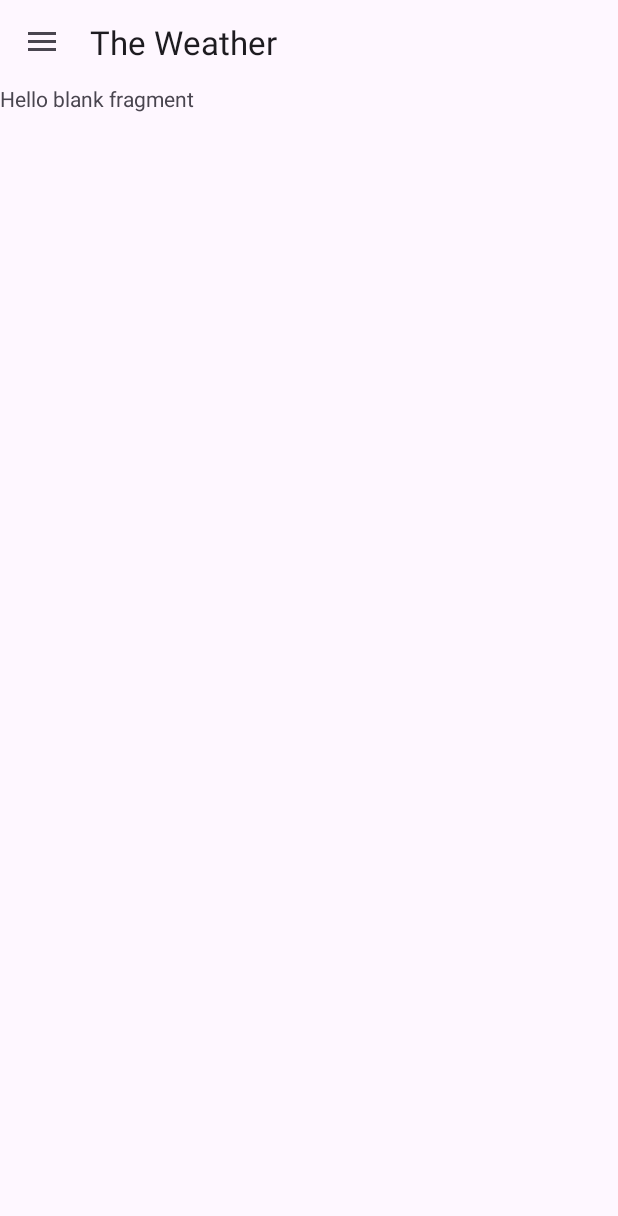
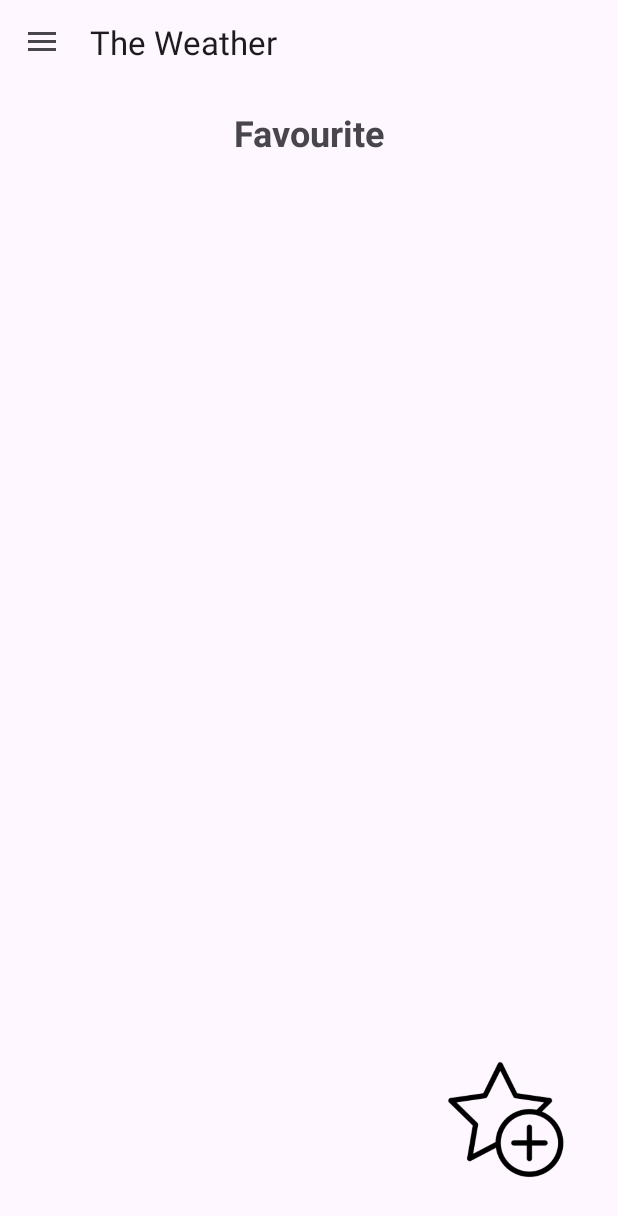
Before and after one commit to MayarSSaleh/Weather-Forecast-Application-, an Android app: the screen it shows after launch (MainActivity), after a tap on "Favourite", on a phone screen of 412 x 824 dp. Shown: the top 1216 px of the screen. Run offline under Robolectric (Android 15) with nearby library versions, the phone set to English and light mode, and no system bars; our stand-ins replace Picasso; pictures from the network do not load; 1 other tap on this screen came first.

Commit message:
start work at fav

```diff
--- a/app/build.gradle
+++ b/app/build.gradle
@@ -91,5 +91,4 @@ dependencies {
     //map
     implementation 'com.google.android.gms:play-services-maps:18.2.0'
 
-
 }
--- a/app/src/main/java/weather/application/fav/view/FavouriteFragment.kt
+++ b/app/src/main/java/weather/application/fav/view/FavouriteFragment.kt
@@ -5,16 +5,33 @@ import androidx.fragment.app.Fragment
 import android.view.LayoutInflater
 import android.view.View
 import android.view.ViewGroup
+import android.widget.Adapter
+import android.widget.ImageView
+import androidx.recyclerview.widget.RecyclerView
+import weather.application.MapFragment
 import weather.application.R
 
 class FavouriteFragment : Fragment() {
-
+    private lateinit var fav_locations:RecyclerView
+    private lateinit var fav_locationsAdaptor:FavouriteAdaptor
+    private lateinit var fav_image: ImageView
+// THERE ARE ADAPTOR HANDLINNNNNNNNNNNNNNNNNNNNNNG
     override fun onCreateView(
         inflater: LayoutInflater, container: ViewGroup?,
         savedInstanceState: Bundle?
     ): View? {
-        // Inflate the layout for this fragment
-        return inflater.inflate(R.layout.fragment_favourite, container, false)
+        var view = inflater.inflate(R.layout.fragment_favourite, container, false)
+        fav_image = view.findViewById(R.id.image_fav)
+        fav_locations=view.findViewById(R.id.fav_loc_recycler)
+        fav_locationsAdaptor=FavouriteAdaptor(requireContext())
+
+        fav_image.setOnClickListener {
+            val transaction = activity?.supportFragmentManager?.beginTransaction()
+            transaction?.replace(R.id.fragment_container, MapFragment("", 5))
+            transaction?.addToBackStack(null)
+            transaction?.commit()
+        }
+        return view
     }
 
 
--- a/app/src/main/java/weather/application/fav/viewModel/FavViewModel.kt
+++ b/app/src/main/java/weather/application/fav/viewModel/FavViewModel.kt
@@ -1,4 +1,5 @@
 package weather.application.fav.viewModel
 
 class FavViewModel {
+    // gt from data base as MVVP PROJECT
 }
--- a/app/src/main/java/weather/application/model/Weather.kt
+++ b/app/src/main/java/weather/application/model/Weather.kt
@@ -14,6 +14,7 @@ data class WeatherItem(
     val wind: Wind,
     val dt_txt: String,
 )
+data class FavLocation(val long:Double,val lot:Double,val locationName:String)
 data class Main(
     val temp: Double,
     val pressure: Int,
--- a/app/src/main/java/weather/application/setting/SettingFragment.kt
+++ b/app/src/main/java/weather/application/setting/SettingFragment.kt
@@ -76,7 +76,6 @@ class SettingFragment : Fragment() {
             }
             when (location) {
                 "Map" -> {
-
                     val transaction = activity?.supportFragmentManager?.beginTransaction()
                     transaction?.replace(R.id.fragment_container, MapFragment(KEY_LOCATION_RADIO_BUTTON_ID, checkedId))
                     transaction?.addToBackStack(null)
--- a/app/src/main/res/layout/fragment_favourite.xml
+++ b/app/src/main/res/layout/fragment_favourite.xml
@@ -1,14 +1,51 @@
 <?xml version="1.0" encoding="utf-8"?>
-<FrameLayout xmlns:android="http://schemas.android.com/apk/res/android"
+<androidx.constraintlayout.widget.ConstraintLayout xmlns:android="http://schemas.android.com/apk/res/android"
+    xmlns:app="http://schemas.android.com/apk/res-auto"
     xmlns:tools="http://schemas.android.com/tools"
+    android:id="@+id/frameLayout"
     android:layout_width="match_parent"
     android:layout_height="match_parent"
     tools:context=".fav.view.FavouriteFragment">
 
-    <!-- TODO: Update blank fragment layout -->
     <TextView
-        android:layout_width="match_parent"
-        android:layout_height="match_parent"
-        android:text="@string/hello_blank_fragment" />
+        android:id="@+id/textView9"
+        android:layout_width="wrap_content"
+        android:layout_height="wrap_content"
+        android:layout_marginTop="16dp"
+        android:text="@string/Favourite"
+        android:textSize="24sp"
+        android:textStyle="bold"
+        app:layout_constraintEnd_toEndOf="parent"
+        app:layout_constraintStart_toStartOf="parent"
+        app:layout_constraintTop_toTopOf="parent" />
 
-</FrameLayout>
+    <androidx.core.widget.NestedScrollView
+        android:id="@+id/nes"
+        android:layout_width="378dp"
+        android:layout_height="416dp"
+        app:layout_constraintBottom_toBottomOf="parent"
+        app:layout_constraintEnd_toEndOf="parent"
+        app:layout_constraintHorizontal_bias="0.515"
+        app:layout_constraintStart_toStartOf="parent"
+        app:layout_constraintTop_toBottomOf="@+id/textView9"
+        app:layout_constraintVertical_bias="0.184">
+
+
+        <androidx.recyclerview.widget.RecyclerView
+            android:id="@+id/fav_loc_recycler"
+            android:layout_width="match_parent"
+            android:layout_height="wrap_content" />
+    </androidx.core.widget.NestedScrollView>
+
+    <ImageView
+        android:id="@+id/image_fav"
+        android:layout_width="85dp"
+        android:layout_height="83dp"
+        android:layout_marginEnd="32dp"
+        android:layout_marginBottom="36dp"
+        android:src="@drawable/fav_icon"
+        app:layout_constraintBottom_toBottomOf="parent"
+        app:layout_constraintEnd_toEndOf="parent" />
+
+
+</androidx.constraintlayout.widget.ConstraintLayout>
```
Also changed, not shown: app/src/main/java/weather/application/fav/view/FavouriteAdaptor.kt (added, +43 -0 lines), app/src/main/res/layout/fav_item.xml (added, +19 -0 lines).
